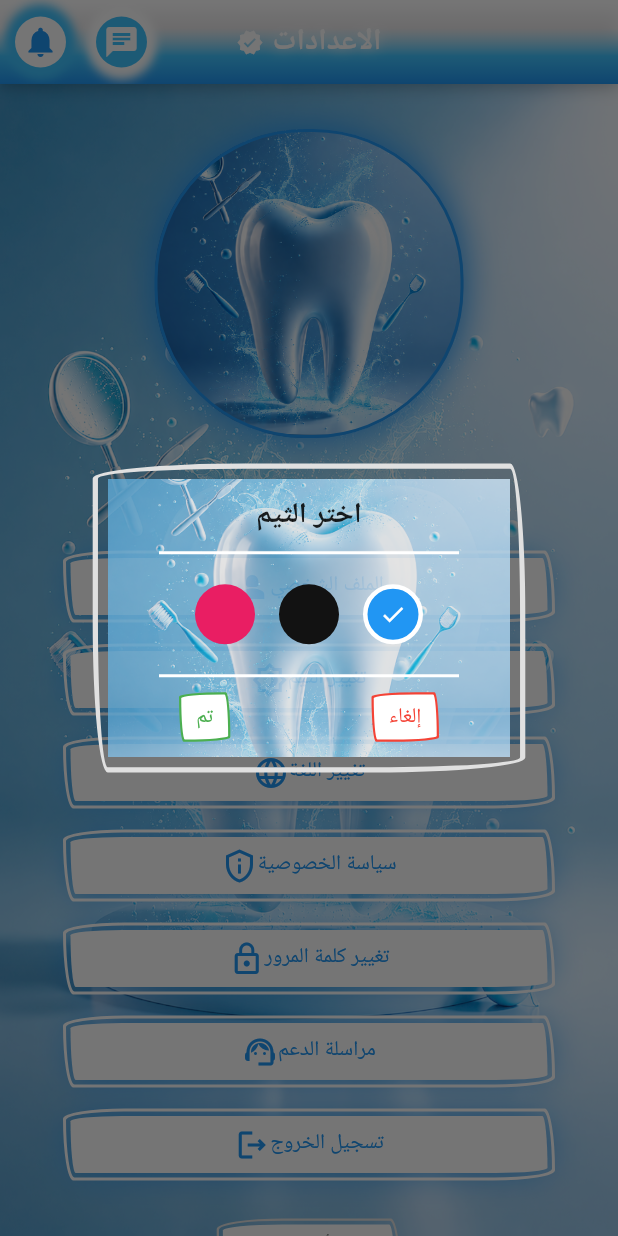
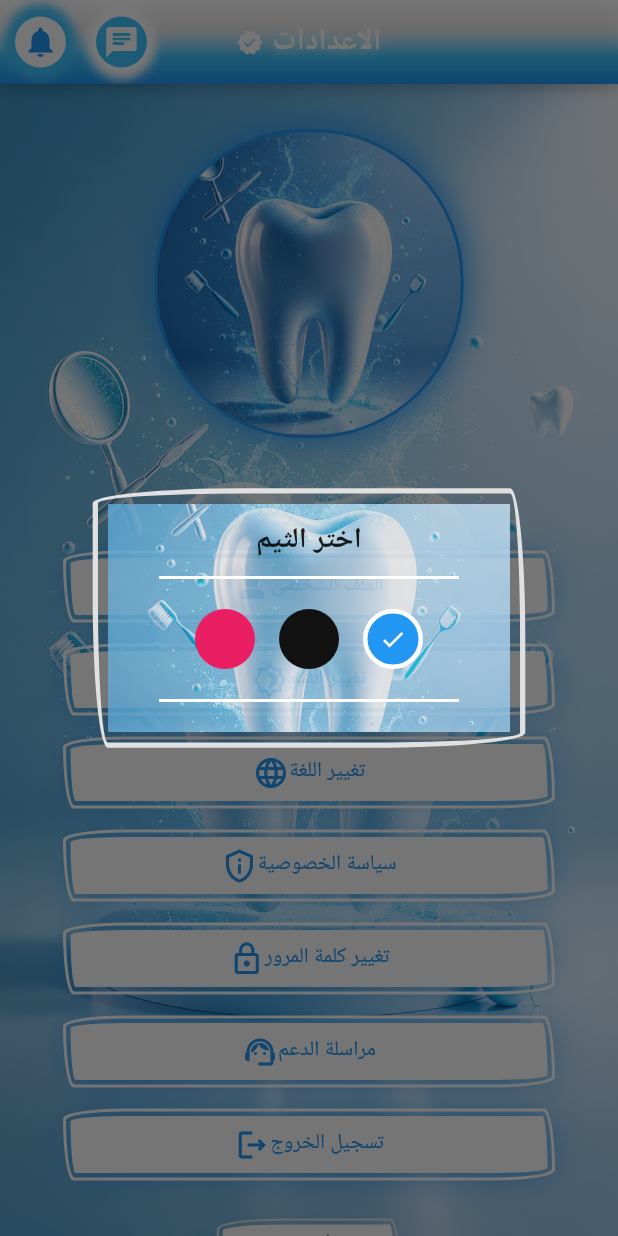
Before and after one commit to m7mdite/AWNACADEMY, a Flutter app: the SettingScreen screen opened by its route, after a tap on "تغيير الثيم", on a phone screen of 412 x 824 dp. Run offline on Flutter 3.47's test engine with Material 3 defaults, Android fonts, the phone set to English and light mode, and no system bars; our stand-ins replace cached_network_image, dropdown_search, equatable, fl_chart, flutter_local_notifications, flutter_rating_bar and 8 more; accounts and stored records are empty; network calls fail.

Commit message:
before ml

```diff
--- a/lib/services/functions/show_snack.dart
+++ b/lib/services/functions/show_snack.dart
@@ -2,6 +2,7 @@ import 'package:flutter/material.dart';
 import 'package:get/get.dart';
 
 import '../../utils/app_constants/app_images_constant.dart';
+import '../../utils/app_constants/app_theme_constants.dart';
 import '../../utils/app_constants/colors_constant.dart';
 
 void showsnack( {String? title, String? message}) {
@@ -25,7 +26,7 @@ void showsnack( {String? title, String? message}) {
             fit: BoxFit.cover, // تغطية المساحة بالكامل
             colorFilter: ColorFilter.linearToSrgbGamma()
           ),
-          borderRadius: BorderRadius.circular(16), // تناسق مع حواف GetSnackBar
+          borderRadius: AppThemeConstants.borderRadius, //AppThemeConstants.borderRadius
         ),
         child: Padding(
           padding: const EdgeInsets.all(16.0),
--- a/lib/views/admin_views/admin_notify_dialog.dart
+++ b/lib/views/admin_views/admin_notify_dialog.dart
@@ -111,7 +111,7 @@ class AdminNotifyDialog extends StatelessWidget {
                       hintText: 'عنوان الإشعار...',
                       hintStyle: TextStyle(color: AppColors.grey.shade500),
                       border: OutlineInputBorder(
-                        borderRadius: BorderRadius.circular(12),
+                        borderRadius: AppThemeConstants.borderRadius,//AppThemeConstants.borderRadius
                         borderSide: BorderSide(color: AppColors.grey300),
                       ),
                       filled: true,
@@ -130,7 +130,7 @@ class AdminNotifyDialog extends StatelessWidget {
                       hintText: 'محتوى الإشعار...',
                       hintStyle: TextStyle(color: AppColors.grey.shade500),
                       border: OutlineInputBorder(
-                        borderRadius: BorderRadius.circular(12),
+                        borderRadius: AppThemeConstants.borderRadius,//AppThemeConstants.borderRadius
                         borderSide: BorderSide(color: AppColors.grey300),
                       ),
                       filled: true,
--- a/lib/views/admin_views/request_and_courses/add_category_page.dart
+++ b/lib/views/admin_views/request_and_courses/add_category_page.dart
@@ -2,6 +2,7 @@ import 'package:flutter/material.dart';
 import 'package:get/get.dart';
 
 import '../../../controllers/admin_controllers/admin_request_controller.dart';
+import '../../../utils/app_constants/app_theme_constants.dart';
 import '../../../utils/app_constants/colors_constant.dart';
 import '../../../utils/app_constants/status_request.dart';
 import '../../widgets/custom_app_bar.dart';
@@ -58,7 +59,7 @@ class AddCategoryPage extends StatelessWidget {
                     backgroundColor: AppColors.primaryAccent,
                     padding: const EdgeInsets.symmetric(horizontal: 40, vertical: 14),
                     shape: RoundedRectangleBorder(
-                      borderRadius: BorderRadius.circular(12),
+                      borderRadius: AppThemeConstants.borderRadius,//AppThemeConstants.borderRadius
                     ),
                   ),
                   child: const Text(
--- a/lib/views/change_password_screen.dart
+++ b/lib/views/change_password_screen.dart
@@ -76,7 +76,7 @@ class ChangePasswordScreen extends StatelessWidget {
                         decoration: InputDecoration(
                           labelText: 'كلمة المرور الحالية',
                           prefixIcon: Icon(Icons.lock_outline),
-                          border: OutlineInputBorder(borderRadius: BorderRadius.circular(12)),
+                          border: OutlineInputBorder(borderRadius: AppThemeConstants.borderRadius),
                         ),
                       ),
                       SizedBox(height: 20),
@@ -87,7 +87,7 @@ class ChangePasswordScreen extends StatelessWidget {
                         decoration: InputDecoration(
                           labelText: 'كلمة المرور الجديدة',
                           prefixIcon: Icon(Icons.lock_open),
-                          border: OutlineInputBorder(borderRadius: BorderRadius.circular(12)),
+                          border: OutlineInputBorder(borderRadius: AppThemeConstants.borderRadius),
                         ),
                       ),
                       SizedBox(height: 20),
@@ -98,7 +98,7 @@ class ChangePasswordScreen extends StatelessWidget {
                         decoration: InputDecoration(
                           labelText: 'تأكيد كلمة المرور الجديدة',
                           prefixIcon: Icon(Icons.lock_outline),
-                          border: OutlineInputBorder(borderRadius: BorderRadius.circular(12)),
+                          border: OutlineInputBorder(borderRadius: AppThemeConstants.borderRadius),
                         ),
                       ),
                       SizedBox(height: 40),
--- a/lib/views/public_views/settings/setting_screen.dart
+++ b/lib/views/public_views/settings/setting_screen.dart
@@ -9,6 +9,7 @@ import '../../../controllers/public_controllers/unified_setting_controller.dart'
 import '../../../services/functions/reset_server.dart';
 import '../../../services/functions/upload_picture.dart';
 import '../../../utils/app_constants/app_images_constant.dart';
+import '../../../utils/app_constants/app_theme_constants.dart';
 import '../../../utils/app_constants/colors_constant.dart';
 import '../../widgets/build_developer_credit.dart';
 import '../../widgets/custom_app_bar.dart';
@@ -144,7 +145,7 @@ class SettingScreen extends StatelessWidget {
                                   horizontal: 8, vertical: 2),
                               decoration: BoxDecoration(
                                 color: AppColors.primary100,
-                                borderRadius: BorderRadius.circular(12),
+                                borderRadius: AppThemeConstants.borderRadius,
                               ),
                               child: Text(
                                 controller.getRoleTitle(),
@@ -348,10 +349,11 @@ const SizedBox(height: 20),
     SubmitDialog(
       title: "اختر الثيم",
       question: "",
-      agreeBottontitle: "تم",
-      cancelBottonTitle: "إلغاء",
-      onTapSubmit: () => Get.back(),
-      onTapCansel: () {},
+      withButton: false,
+      // agreeBottontitle: "تم",
+      // cancelBottonTitle: "إلغاء",
+      // onTapSubmit: () => Get.back(),
+      // onTapCansel: () {},
       children: const [
         ThemeSwitcherWidget(),
       ],
--- a/lib/views/widgets/dialog/submit_dialog.dart
+++ b/lib/views/widgets/dialog/submit_dialog.dart
@@ -12,6 +12,7 @@ class SubmitDialog extends StatelessWidget {
   final void Function()? onTapSubmit;
   final void Function()? onTapCansel;
   final List<Widget>? children;
+  final bool withButton;
 
   const SubmitDialog({
     super.key,
@@ -22,6 +23,7 @@ class SubmitDialog extends StatelessWidget {
     this.onTapCansel,
     this.cancelBottonTitle = "إلغاء",
     this.agreeBottontitle = "تأكيد",
+    this.withButton =true,
   });
 
   @override
@@ -70,6 +72,7 @@ class SubmitDialog extends StatelessWidget {
                   color: AppColors.white,
                   width: 200,
                 ),
+
                 if (question != "")
                   Flexible(
                     child: Text(
@@ -90,7 +93,7 @@ class SubmitDialog extends StatelessWidget {
                   color: AppColors.white,
                   width: 200,
                 ),
-                Row(
+              if(withButton)  Row(
                   mainAxisAlignment: MainAxisAlignment.spaceAround,
                   children: [
                     InkWell(
```
Also changed, not shown: lib/services/functions/show_image_preview.dart (+3 -12 lines), lib/views/admin_views/advertisement_management_screen.dart (+4 -3 lines), lib/views/admin_views/page_of_main/admin_stats_screen.dart (+5 -5 lines), lib/views/admin_views/submit_verify_student.dart (+5 -4 lines).
